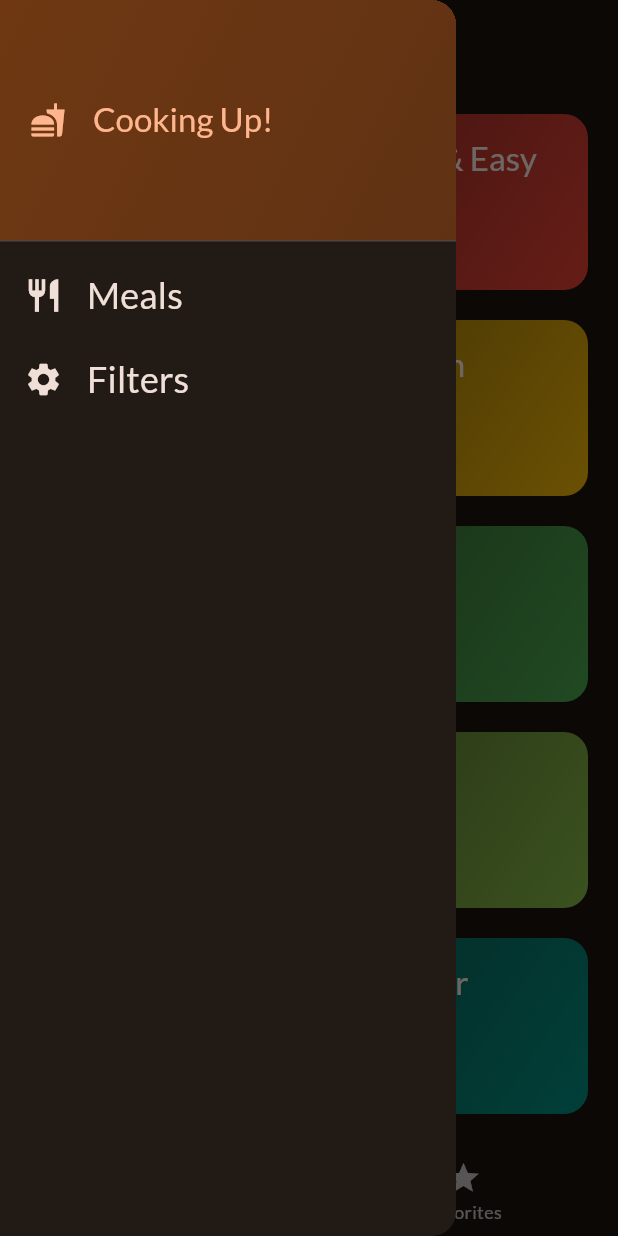
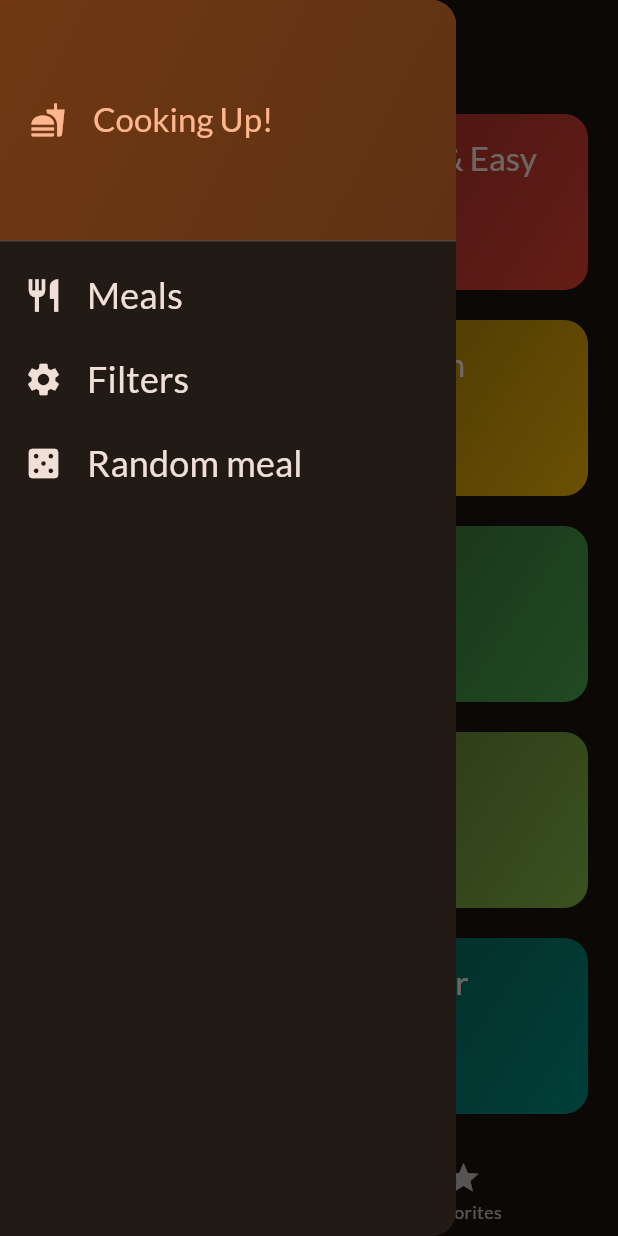
Before and after one commit to birgilv/mobile-applications, a Flutter app: the screen it shows after launch, with the side drawer open, on a phone screen of 412 x 824 dp. Run offline on Flutter 3.47's test engine with Material 3 defaults, Android fonts, the phone set to English and light mode, and no system bars; our stand-ins replace google_fonts, transparent_image.

Commit message:
Added random meal

```diff
--- a/meals_app/lib/screens/meal_details.dart
+++ b/meals_app/lib/screens/meal_details.dart
@@ -1,8 +1,8 @@
 import 'package:flutter/material.dart';
 import 'package:meals_app/models/meal.dart';
 
-class MealDetailsSCreen extends StatelessWidget{
-  const MealDetailsSCreen({
+class MealDetailsScreen extends StatelessWidget{
+  const MealDetailsScreen({
     super.key,
     required this.meal,
     required this.onToggleFavorite,
--- a/meals_app/lib/screens/meals.dart
+++ b/meals_app/lib/screens/meals.dart
@@ -18,7 +18,7 @@ class MealsScreen extends StatelessWidget {
   void selectMeal(BuildContext context, Meal meal) {
     Navigator.of(context).push(
       MaterialPageRoute(
-        builder: (ctx) => MealDetailsSCreen(
+        builder: (ctx) => MealDetailsScreen(
           meal: meal,
           onToggleFavorite: onToggleFavorite,
         ),
--- /dev/null
+++ b/meals_app/lib/screens/random_meal.dart
@@ -0,0 +1,24 @@
+import 'package:flutter/material.dart';
+import 'package:meals_app/models/meal.dart';
+import 'package:meals_app/screens/meals.dart';
+
+class RandomMealScreen extends StatelessWidget {
+  const RandomMealScreen({
+    super.key,
+    required this.meal,
+    required this.onToggleFavorite,
+  });
+
+  final List<Meal> meal;
+  final void Function(Meal meal) onToggleFavorite;
+
+
+  @override
+  Widget build(BuildContext context) {
+    return MealsScreen(
+        title: 'Random Meal',
+        meals: meal,
+        onToggleFavorite: onToggleFavorite,
+      );
+  }
+}
--- a/meals_app/lib/screens/tabs.dart
+++ b/meals_app/lib/screens/tabs.dart
@@ -1,9 +1,13 @@
+import 'dart:math';
+
 import 'package:flutter/material.dart';
 import 'package:meals_app/data/dummy_data.dart';
 import 'package:meals_app/models/meal.dart';
 import 'package:meals_app/screens/categories.dart';
 import 'package:meals_app/screens/filters.dart';
+import 'package:meals_app/screens/meal_details.dart';
 import 'package:meals_app/screens/meals.dart';
+import 'package:meals_app/screens/random_meal.dart';
 import 'package:meals_app/widgets/main_drawer.dart';
 
 const kInitialFilters = {
@@ -32,7 +36,7 @@ class _TabsScreenState extends State<TabsScreen> {
     ScaffoldMessenger.of(context).clearSnackBars();
     ScaffoldMessenger.of(context).showSnackBar(
       SnackBar(
-        content: Text(message)
+        content: Text(message),
       ),
     );
   }
@@ -71,8 +75,23 @@ class _TabsScreenState extends State<TabsScreen> {
       setState(() {
         _selectedFilters = result ?? kInitialFilters;
       });
+    } else if (identifier == 'random') {
+    final random = Random();
+    final List<Meal> randomMeal = [];
+    randomMeal.add(dummyMeals[random.nextInt(dummyMeals.length)]);
+
+
+    Navigator.of(context).push(
+      MaterialPageRoute(
+        builder: (ctx) => RandomMealScreen(
+          meal: randomMeal,
+          onToggleFavorite: _toggleFavoriteMealStatus,
+        ),
+      ),
+    );
     }
   }
+
 
 
   @override
--- a/meals_app/lib/widgets/main_drawer.dart
+++ b/meals_app/lib/widgets/main_drawer.dart
@@ -75,6 +75,23 @@ class MainDrawer extends StatelessWidget{
               ofSelectScreen('filters');
             },
           ),
+          ListTile(
+            leading: Icon(
+              Icons.casino,
+              size: 26,
+              color: Theme.of(context).colorScheme.onSurface,
+            ),
+            title: Text(
+              'Random meal',
+              style: Theme.of(context).textTheme.titleSmall!.copyWith(
+                color: Theme.of(context).colorScheme.onSurface,
+                fontSize: 24,
+              ),
+            ),
+            onTap: () {
+              ofSelectScreen('random');
+            },
+          ),
         ],
       ),
     );
--- a/meals_app/lib/widgets/meal_item.dart
+++ b/meals_app/lib/widgets/meal_item.dart
@@ -1,5 +1,4 @@
 import 'package:flutter/material.dart';
-import 'package:flutter/rendering.dart';
 import 'package:meals_app/models/meal.dart';
 import 'package:meals_app/widgets/meal_item_trait.dart';
 import 'package:transparent_image/transparent_image.dart';
```
Also changed, not shown: 1 other file.
